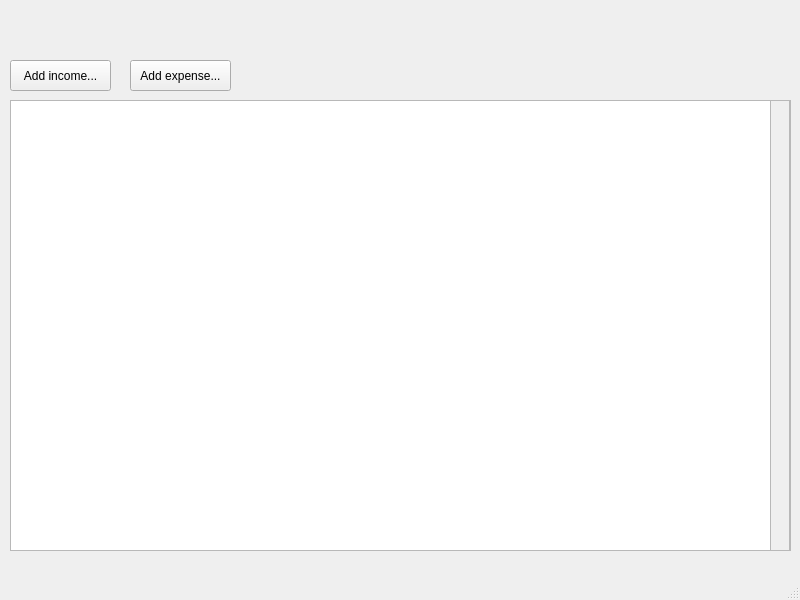
maxjamcitar/purseqt, file ui/mainwindow.ui: the form before one commit.
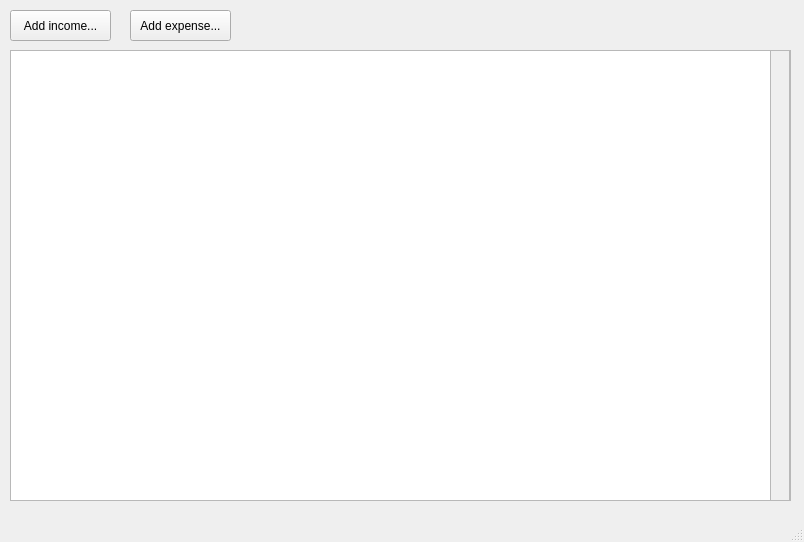
The form after the commit.

```diff
--- a/ui/mainwindow.ui
+++ b/ui/mainwindow.ui
@@ -6,8 +6,8 @@
    <rect>
     <x>0</x>
     <y>0</y>
-    <width>800</width>
-    <height>600</height>
+    <width>804</width>
+    <height>542</height>
    </rect>
   </property>
   <property name="windowTitle">
@@ -18,7 +18,7 @@
     <property name="geometry">
      <rect>
       <x>10</x>
-      <y>100</y>
+      <y>50</y>
       <width>781</width>
       <height>451</height>
      </rect>
@@ -28,7 +28,7 @@
     <property name="geometry">
      <rect>
       <x>770</x>
-      <y>100</y>
+      <y>50</y>
       <width>20</width>
       <height>451</height>
      </rect>
@@ -51,7 +51,7 @@
     <property name="geometry">
      <rect>
       <x>10</x>
-      <y>60</y>
+      <y>10</y>
       <width>101</width>
       <height>31</height>
      </rect>
@@ -64,7 +64,7 @@
     <property name="geometry">
      <rect>
       <x>130</x>
-      <y>60</y>
+      <y>10</y>
       <width>101</width>
       <height>31</height>
      </rect>
```
Left out of the diff: 2 changed lines with no effect on the pictures.
